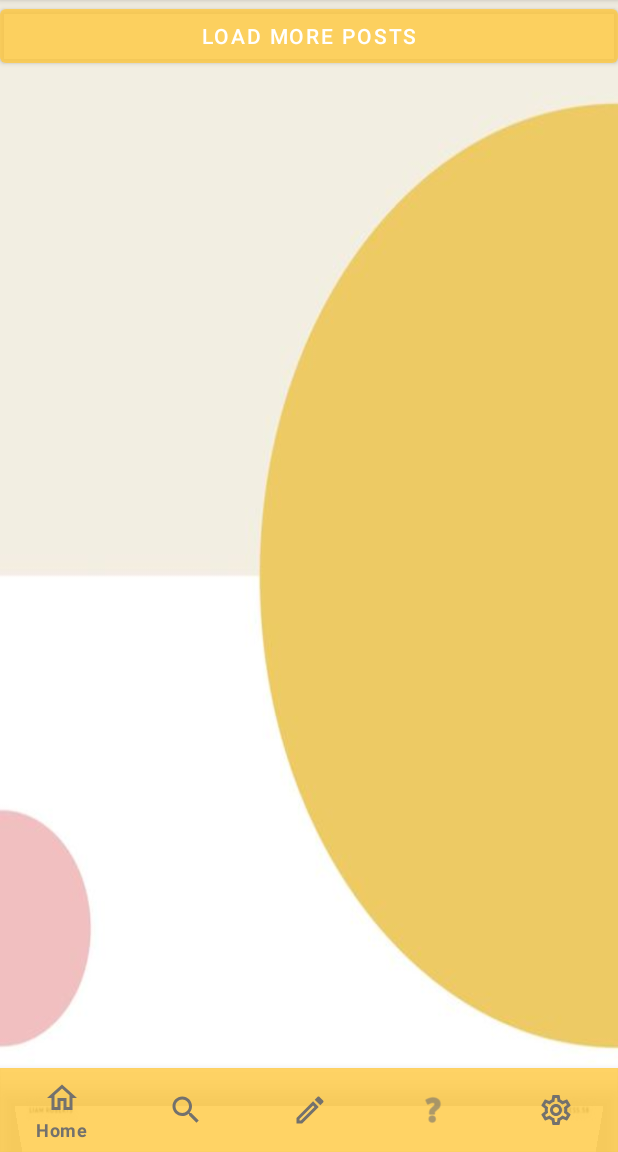
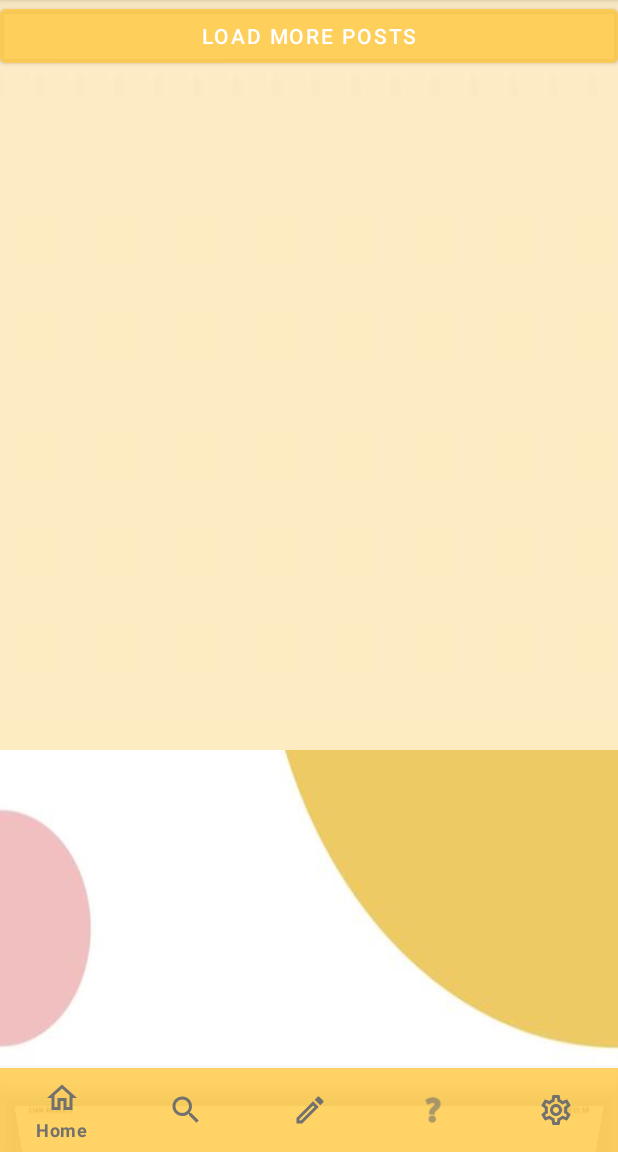
Before and after one commit to Mike-D-Langdon/Project3, an Android app: the screen it shows after launch once a user with an empty profile is signed in (MainActivity), on a phone screen of 412 x 824 dp, the part 84-1236 px from its top. Run offline under Robolectric (Android 15) with nearby library versions, the light colour scheme and no system bars; our stand-ins replace Firebase (no records; nobody signed in at launch, a user with empty details on screens opened directly); 1 statement that could not run was skipped.

Commit message:
Added background to fragment_ xml

```diff
--- a/app/src/main/res/layout/activity_profile_page.xml
+++ b/app/src/main/res/layout/activity_profile_page.xml
@@ -4,6 +4,7 @@
     xmlns:tools="http://schemas.android.com/tools"
     android:layout_width="match_parent"
     android:layout_height="match_parent"
+    android:background="@drawable/bgapp"
     tools:context=".activity.ProfilePageActivity">
 
     <ImageView
--- a/app/src/main/res/layout/fragment_post.xml
+++ b/app/src/main/res/layout/fragment_post.xml
@@ -5,6 +5,7 @@
     android:id="@+id/layout_post_parent"
     android:layout_width="match_parent"
     android:layout_height="match_parent"
+    android:background="@color/yellow_100"
     tools:context=".activity.fragment.PostFragment" >
 
     <ImageButton
--- a/app/src/main/res/layout/fragment_profile.xml
+++ b/app/src/main/res/layout/fragment_profile.xml
@@ -4,6 +4,7 @@
     xmlns:tools="http://schemas.android.com/tools"
     android:layout_width="match_parent"
     android:layout_height="match_parent"
+    android:background="@drawable/lightbg"
     tools:context=".activity.fragment.ProfileFragment">
 
     <ScrollView
--- a/app/src/main/res/layout/fragment_search.xml
+++ b/app/src/main/res/layout/fragment_search.xml
@@ -4,6 +4,7 @@
     xmlns:tools="http://schemas.android.com/tools"
     android:layout_width="match_parent"
     android:layout_height="match_parent"
+    android:background="@drawable/bgapp"
     tools:context=".activity.fragment.SearchFragment" >
 
     <TextView
--- a/app/src/main/res/layout/fragment_timeline.xml
+++ b/app/src/main/res/layout/fragment_timeline.xml
@@ -5,6 +5,7 @@
     android:layout_width="match_parent"
     android:layout_height="match_parent"
     android:orientation="vertical"
+    android:background="@drawable/lightbg"
     tools:context=".activity.fragment.TimelineFragment">
 
     <LinearLayout
--- a/app/src/main/res/layout/fragment_user_search_result.xml
+++ b/app/src/main/res/layout/fragment_user_search_result.xml
@@ -3,6 +3,7 @@
     xmlns:app="http://schemas.android.com/apk/res-auto"
     xmlns:tools="http://schemas.android.com/tools"
     android:id="@+id/layout_userSearchResult_parent"
+    android:background="@drawable/lightbg"
     android:layout_width="match_parent"
     android:layout_height="wrap_content"
     tools:context=".activity.fragment.UserSearchResultFragment">
--- a/app/src/main/res/layout/fragment_user_settings.xml
+++ b/app/src/main/res/layout/fragment_user_settings.xml
@@ -3,6 +3,7 @@
     xmlns:app="http://schemas.android.com/apk/res-auto"
     xmlns:tools="http://schemas.android.com/tools"
     tools:context=".activity.fragment.UserSettingsFragment"
+    android:background="@drawable/lightbg"
     android:layout_width="match_parent"
     android:layout_height="match_parent">
 
--- a/app/src/main/res/values/colors.xml
+++ b/app/src/main/res/values/colors.xml
@@ -11,6 +11,7 @@
     <color name="gray_100">#C5C3C3</color>
     <color name="yellow_100">#F1E2BD</color>
     <color name="yellow_300">#D0FFCA43</color>
+
     <color name="gray_200">#73716D</color>
 
 </resources>
```
Also changed, not shown: app/src/main/res/drawable/lightbg.jpg (added).
